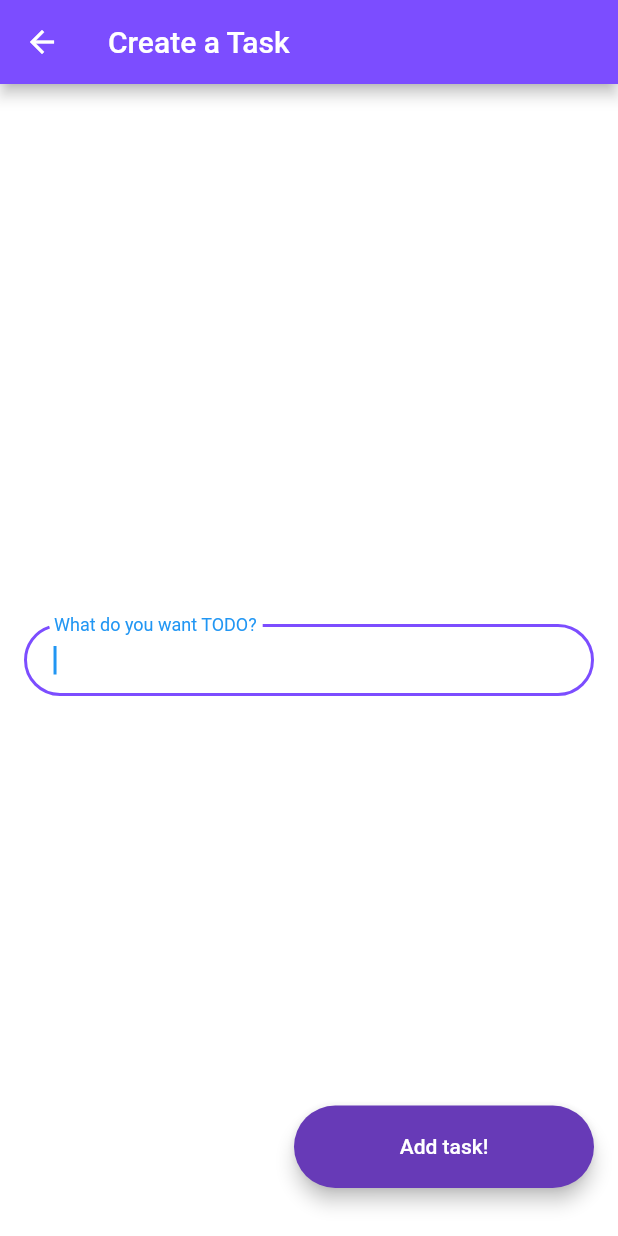
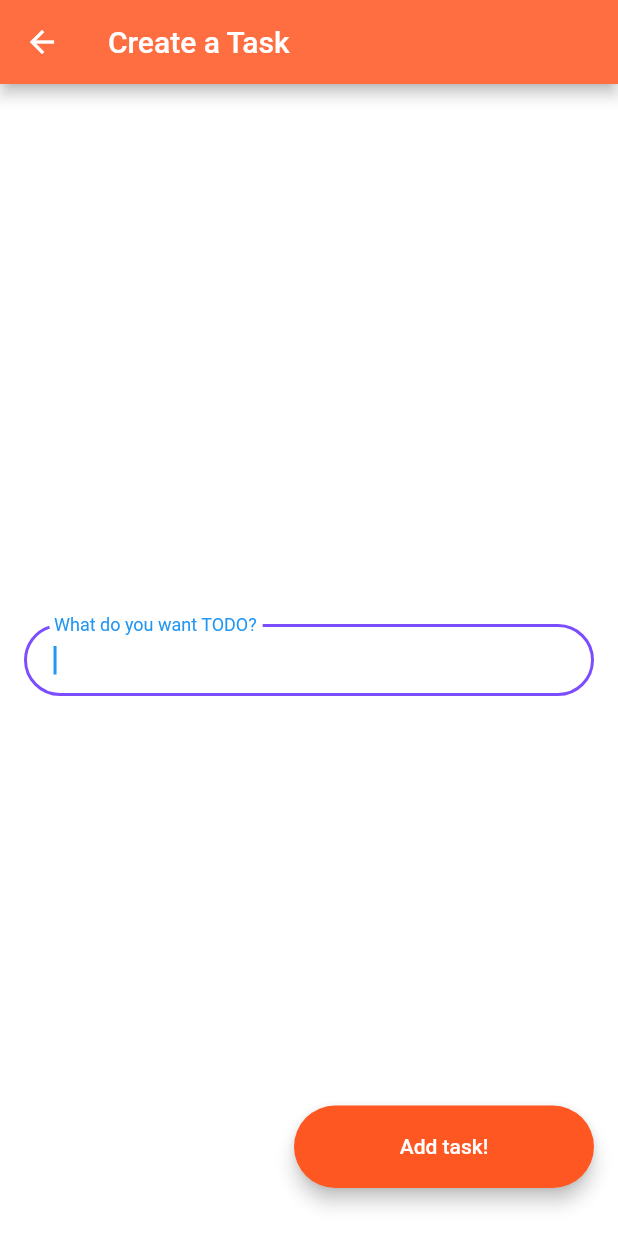
Before and after one commit to Coding-Club-IITG/Git-Workshop-flutter, a Flutter app: the TodoCreate screen opened by its route, on a phone screen of 412 x 824 dp. Run offline on Flutter 3.47's test engine with Material 2 defaults, Android fonts, the phone set to English and light mode, and no system bars; our stand-ins replace animated_text_kit, cloud_firestore, firebase_auth, firebase_core, modal_progress_hud; accounts and stored records are empty.

Commit message:
Update create_task.dart

```diff
--- a/lib/screens/create_task.dart
+++ b/lib/screens/create_task.dart
@@ -18,7 +18,7 @@ class _TodoCreateState extends State<TodoCreate> {
   Widget build(BuildContext context) {
     return Scaffold(
       appBar: AppBar(
-          backgroundColor: Colors.deepPurpleAccent,
+          backgroundColor: Colors.deepOrangeAccent,
           title: Text('Create a Task')),
       backgroundColor: Colors.white,
       body: Center(
@@ -34,7 +34,7 @@ class _TodoCreateState extends State<TodoCreate> {
       ),
       floatingActionButton: RoundedButton(
         text: 'Add task!',
-        color: Colors.deepPurple,
+        color: Colors.deepOrange,
         onPressed: () async {
           //Creating a new task
           await collection.add({'name': controller.text, 'completed': false});
```
